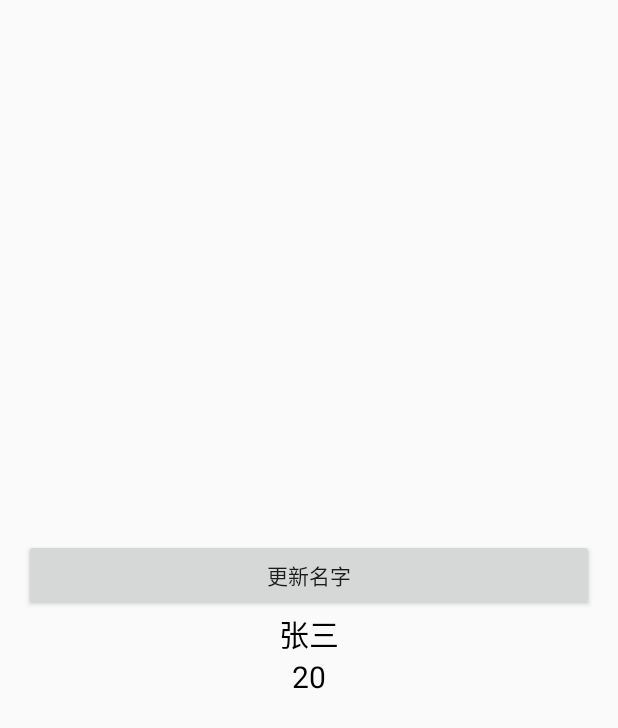
After one commit to whatisjava/AndroidTraining, an Android app: the DataBindingActivity screen opened directly, with no data from a screen before it, on a phone screen of 412 x 824 dp. The commit adds this screen. Shown: the top 728 px of the screen. Run offline under Robolectric (Android 15) with nearby library versions, the phone set to English and light mode, and no system bars; our stand-ins replace data binding.

Commit message:
jetpack about

```diff
--- a/app/build.gradle
+++ b/app/build.gradle
@@ -29,6 +29,7 @@ android {
 
     buildFeatures {
         viewBinding true
+        dataBinding true
     }
 
     compileOptions {
@@ -60,6 +61,10 @@ dependencies {
     implementation 'androidx.lifecycle:lifecycle-livedata-ktx:2.3.1'
     implementation 'androidx.lifecycle:lifecycle-viewmodel-ktx:2.3.1'
     implementation 'androidx.lifecycle:lifecycle-runtime-ktx:2.3.1'
+
+    implementation 'androidx.room:room-runtime:2.4.2'
+    implementation 'androidx.room:room-ktx:2.4.2'
+    kapt 'androidx.room:room-compiler:2.4.2'
 
     implementation "androidx.work:work-runtime-ktx:2.7.1"
 
--- a/app/src/main/AndroidManifest.xml
+++ b/app/src/main/AndroidManifest.xml
@@ -49,6 +49,9 @@
         android:supportsRtl="true"
         android:theme="@style/AppTheme">
         <activity
+            android:name=".jetpack.databinding.DataBindingActivity"
+            android:exported="false" />
+        <activity
             android:name=".jetpack.viewmodel.ViewModelActivity"
             android:exported="false" />
         <activity
@@ -61,7 +64,7 @@
             android:name=".mediaselect.MediaSelectActivity"
             android:exported="false" />
         <activity
-            android:name=".room.RoomActivity"
+            android:name="com.whatisjava.training.jetpack.room.RoomActivity"
             android:exported="false" />
         <activity
             android:name=".textview.TextViewActivity"
--- /dev/null
+++ b/app/src/main/java/com/whatisjava/training/jetpack/databinding/DataBindingActivity.kt
@@ -0,0 +1,37 @@
+package com.whatisjava.training.jetpack.databinding
+
+import androidx.appcompat.app.AppCompatActivity
+import android.os.Bundle
+import android.util.Log
+import androidx.databinding.DataBindingUtil
+import com.whatisjava.training.R
+import com.whatisjava.training.databinding.ActivityDataBindingBinding
+
+private const val TAG = "DataBindingActivity"
+class DataBindingActivity : AppCompatActivity() {
+
+    private val user = User("张三", 20)
+    private val person = Person("张三", 20)
+
+    override fun onCreate(savedInstanceState: Bundle?) {
+        super.onCreate(savedInstanceState)
+//        setContentView(R.layout.activity_data_binding)
+        val dataBinding = DataBindingUtil.setContentView<ActivityDataBindingBinding>(this, R.layout.activity_data_binding)
+        dataBinding.user = user
+        dataBinding.person = person
+        Log.d(TAG, user.toString())
+        Log.d(TAG, person.toString())
+        dataBinding.lifecycleOwner = this
+
+
+        dataBinding.button.setOnClickListener {
+            user.name = "李四"
+            user.age = 30
+            Log.d(TAG, user.toString())
+            person.name = "李四"
+            person.age = 30
+            Log.d(TAG, person.toString())
+        }
+    }
+
+}
--- /dev/null
+++ b/app/src/main/java/com/whatisjava/training/jetpack/databinding/Person.kt
@@ -0,0 +1,14 @@
+package com.whatisjava.training.jetpack.databinding
+
+import androidx.databinding.ObservableField
+
+class Person(var name: String, var age: Int) {
+
+    val _name = ObservableField<String>()
+    val _age = ObservableField<Int>()
+
+    init {
+        _name.set(name)
+        _age.set(age)
+    }
+}
--- /dev/null
+++ b/app/src/main/java/com/whatisjava/training/jetpack/databinding/User.kt
@@ -0,0 +1,3 @@
+package com.whatisjava.training.jetpack.databinding
+
+data class User(var name: String, var age: Int)
--- /dev/null
+++ b/app/src/main/res/layout/activity_data_binding.xml
@@ -0,0 +1,43 @@
+<?xml version="1.0" encoding="utf-8"?>
+<layout xmlns:android="http://schemas.android.com/apk/res/android"
+    xmlns:tools="http://schemas.android.com/tools">
+
+    <data>
+        <variable
+            name="user"
+            type="com.whatisjava.training.jetpack.databinding.User" />
+        <variable
+            name="person"
+            type="com.whatisjava.training.jetpack.databinding.Person" />
+    </data>
+
+    <LinearLayout
+        android:layout_width="match_parent"
+        android:layout_height="match_parent"
+        android:orientation="vertical"
+        android:gravity="center"
+        android:padding="16dp"
+        tools:context=".jetpack.databinding.DataBindingActivity">
+
+        <Button
+            android:id="@+id/button"
+            android:layout_width="match_parent"
+            android:layout_height="wrap_content"
+            android:text="更新名字" />
+
+        <TextView
+            android:layout_width="wrap_content"
+            android:layout_height="wrap_content"
+            android:text="@{person.name}"
+            android:textColor="@android:color/black"
+            android:textSize="20sp" />
+
+        <TextView
+            android:layout_width="wrap_content"
+            android:layout_height="wrap_content"
+            android:text="@{Integer.toString(person.age)}"
+            android:textColor="@android:color/black"
+            android:textSize="20sp" />
+
+    </LinearLayout>
+</layout>
```
Also changed, not shown: app/src/main/java/com/whatisjava/training/jetpack/room/DatabaseManager.kt (added, +32 -0 lines), app/src/main/java/com/whatisjava/training/jetpack/room/RoomActivity.kt (added, +67 -0 lines), app/src/main/java/com/whatisjava/training/jetpack/room/dao/UserDao.kt (added, +23 -0 lines), app/src/main/java/com/whatisjava/training/jetpack/room/entity/User.kt (added, +13 -0 lines), app/src/main/java/com/whatisjava/training/main/MainActivity.kt (+7 -2 lines), app/src/main/java/com/whatisjava/training/room/RoomActivity.kt (deleted, +0 -18 lines), app/src/main/res/layout/activity_room.xml (+35 -4 lines).
